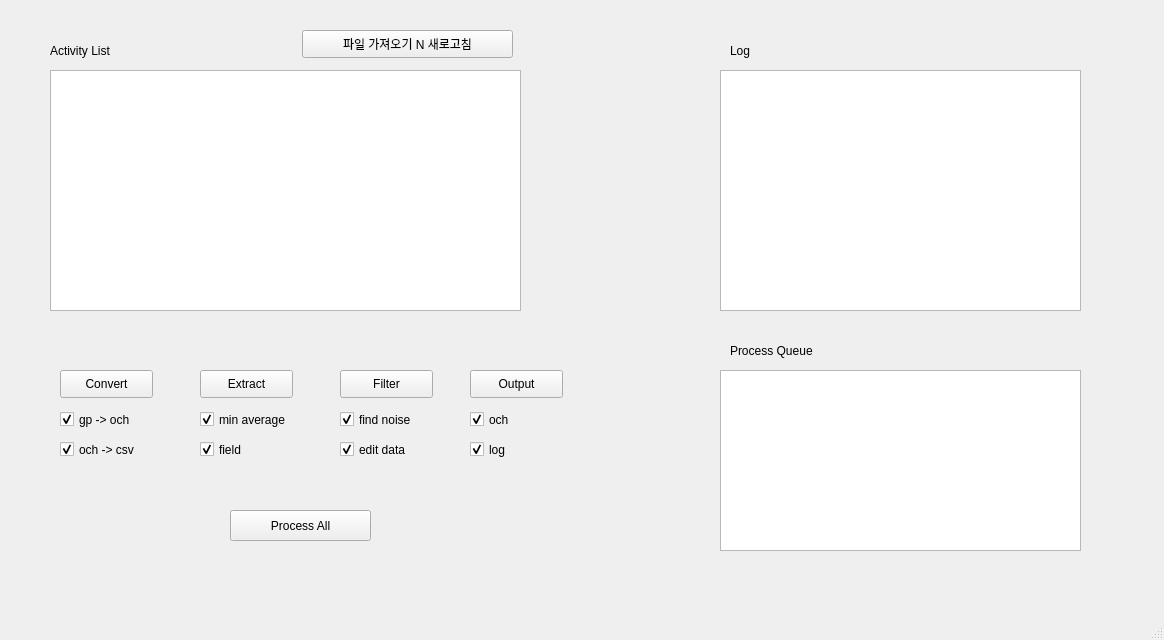
Qt form module/controller/controller.ui (Molang00/data_pre-processor) before a commit.
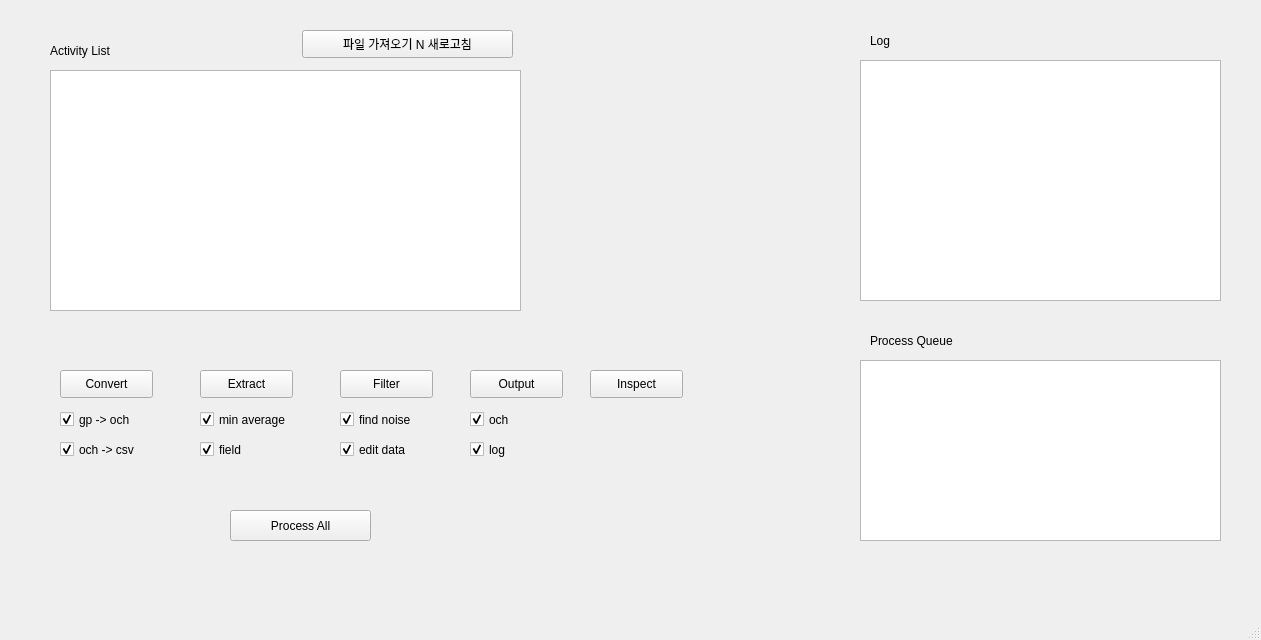
The same form after that commit.

Commit message:
inspect_data_module 수정
inspect_data 실행되게 수정

inspect_data_module.py 아래의 부분 지움으로써 execl, csv file없이도 ui실행 가능

What changed in the file:
```diff
--- a/module/controller/controller.ui
+++ b/module/controller/controller.ui
@@ -6,7 +6,7 @@
    <rect>
     <x>0</x>
     <y>0</y>
-    <width>1164</width>
+    <width>1261</width>
     <height>640</height>
    </rect>
   </property>
@@ -233,8 +233,8 @@
    <widget class="QLabel" name="label_2">
     <property name="geometry">
      <rect>
-      <x>730</x>
-      <y>40</y>
+      <x>870</x>
+      <y>30</y>
       <width>91</width>
       <height>21</height>
      </rect>
@@ -246,8 +246,8 @@
    <widget class="QLabel" name="label_3">
     <property name="geometry">
      <rect>
-      <x>730</x>
-      <y>340</y>
+      <x>870</x>
+      <y>330</y>
       <width>131</width>
       <height>21</height>
      </rect>
@@ -259,8 +259,8 @@
    <widget class="QTextEdit" name="textEdit">
     <property name="geometry">
      <rect>
-      <x>720</x>
-      <y>70</y>
+      <x>860</x>
+      <y>60</y>
       <width>361</width>
       <height>241</height>
      </rect>
@@ -276,8 +276,8 @@
    <widget class="QTextEdit" name="textEdit_2">
     <property name="geometry">
      <rect>
-      <x>720</x>
-      <y>370</y>
+      <x>860</x>
+      <y>360</y>
       <width>361</width>
       <height>181</height>
      </rect>
@@ -296,6 +296,19 @@
      <string>파일 가져오기 N 새로고침</string>
     </property>
    </widget>
+   <widget class="QPushButton" name="inspect_button">
+    <property name="geometry">
+     <rect>
+      <x>590</x>
+      <y>370</y>
+      <width>93</width>
+      <height>28</height>
+     </rect>
+    </property>
+    <property name="text">
+     <string>Inspect</string>
+    </property>
+   </widget>
   </widget>
   <widget class="QMenuBar" name="menubar">
    <property name="geometry">
```
Left out of the diff: 2 changed lines with no effect on the pictures. The commit also changes 1 other file.
